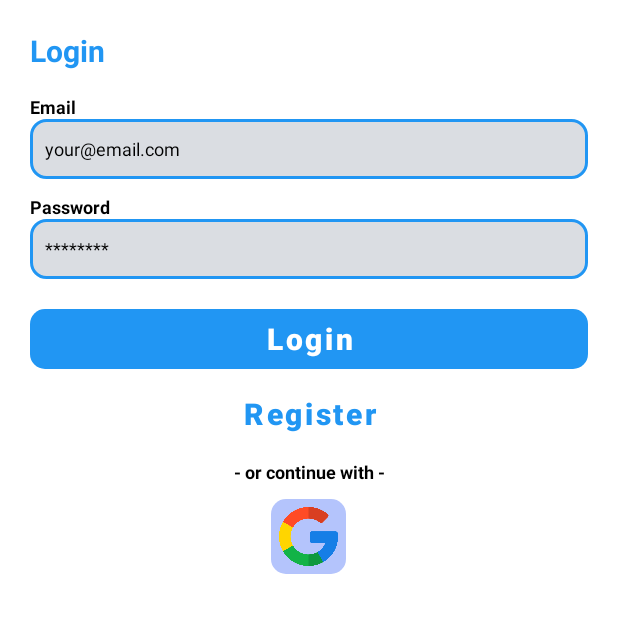
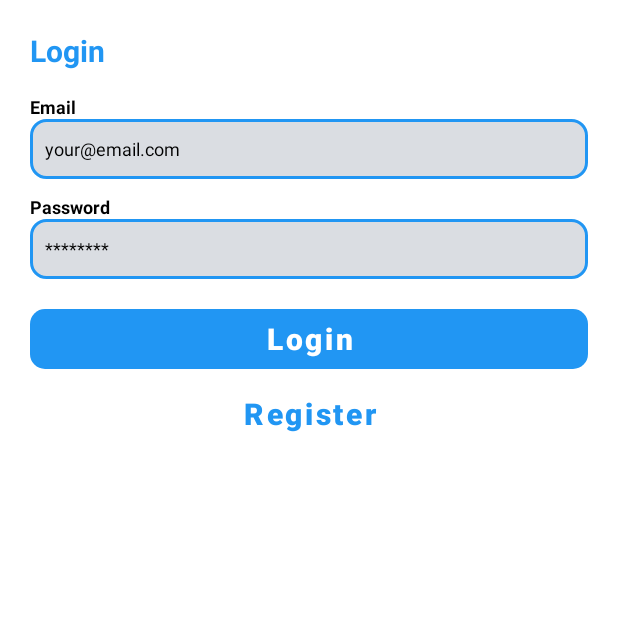
Before and after one commit to frederyc/linki.io, an Android app: the screen it shows after launch (AuthenticationActivity), on a phone screen of 412 x 824 dp, the part 351-984 px from its top. Run offline under Robolectric (Android 15) with nearby library versions, the phone set to English and light mode, and no system bars; our stand-ins replace Firebase (no records; nobody signed in at launch, a user with empty details on screens opened directly), navigation-ui; libraries missing offline, so code that uses them is left out: com.makeramen.roundedimageview; 2 statements that could not run were skipped.

Commit message:
removed google authentication

```diff
--- a/app/build.gradle
+++ b/app/build.gradle
@@ -42,6 +42,8 @@ dependencies {
     implementation 'de.hdodenhof:circleimageview:3.1.0'
     implementation 'com.makeramen:roundedimageview:2.3.0'
     implementation 'com.google.firebase:firebase-auth:21.1.0'
+    implementation 'com.google.android.gms:play-services-auth:20.4.0'
+    implementation platform('com.google.firebase:firebase-bom:31.1.1')
     testImplementation 'junit:junit:4.13.2'
     androidTestImplementation 'androidx.test.ext:junit:1.1.3'
     androidTestImplementation 'androidx.test.espresso:espresso-core:3.4.0'
--- a/app/src/main/java/com/example/linky/AuthenticationActivity.java
+++ b/app/src/main/java/com/example/linky/AuthenticationActivity.java
@@ -15,10 +15,6 @@ import com.example.linky.ui.LoadingScreen;
 
 import java.util.regex.Pattern;
 
-/**
- * A service that helps with authentication
- * The available authentication options are email/password & google auth
- */
 public class AuthenticationActivity extends AppCompatActivity {
 
     private ActivityAuthenticationBinding binding;
--- a/app/src/main/res/layout/activity_authentication.xml
+++ b/app/src/main/res/layout/activity_authentication.xml
@@ -143,27 +143,6 @@
             android:textSize="20sp"
             android:textStyle="bold"
             tools:ignore="TouchTargetSizeCheck" />
-
-        <TextView
-            android:layout_width="match_parent"
-            android:layout_height="wrap_content"
-            android:textColor="?colorOnPrimary"
-            android:textStyle="bold"
-            android:textSize="12sp"
-            android:gravity="center"
-            android:layout_marginTop="10dp"
-            android:text="- or continue with -" />
-
-        <ImageView
-            android:id="@+id/LGoogle"
-            android:layout_width="50dp"
-            android:layout_height="50dp"
-            android:layout_marginTop="10dp"
-            android:backgroundTint="#B4C4FC"
-            android:background="@drawable/button_primary"
-            android:padding="5dp"
-            android:src="@drawable/google" />
-
 
     </LinearLayout>
 
```
Also changed, not shown: app/src/main/java/com/example/linky/backend/services/AuthService.java (+7 -0 lines).
